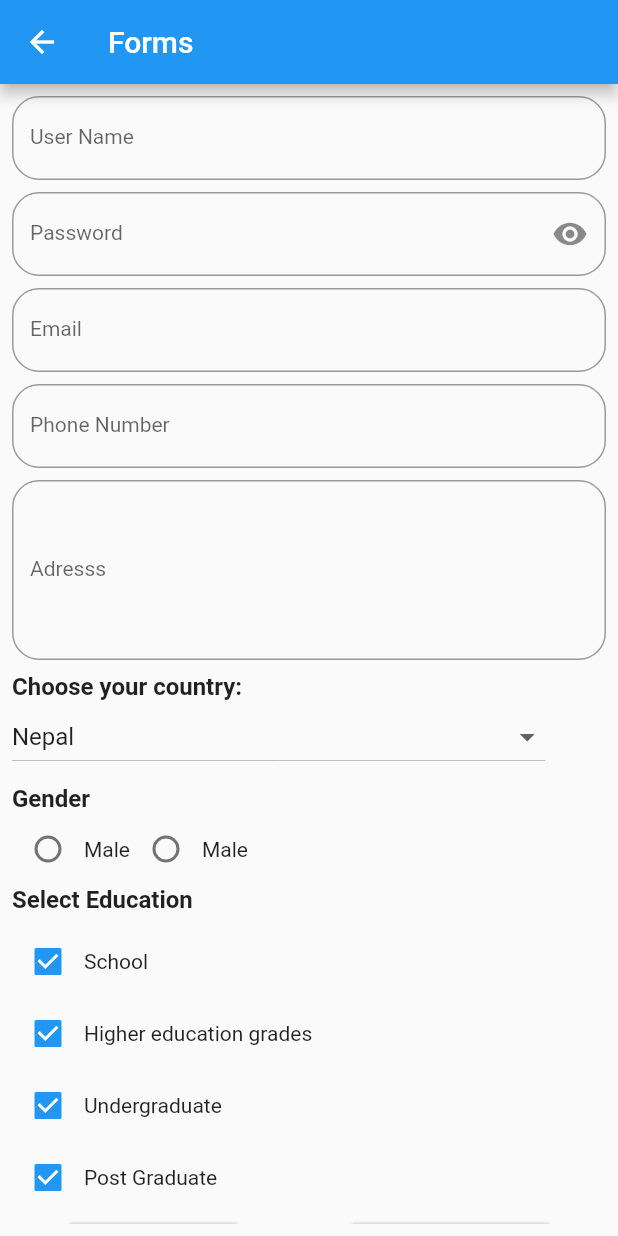
After one commit to flutterchallenge/widgetchallenge, a Flutter app: the Forms screen opened by its route, on a phone screen of 412 x 824 dp. The commit adds this screen. Run offline on Flutter 3.47's test engine with Material 2 defaults, Android fonts, the phone set to English and light mode, and no system bars.

Commit message:
forms added

```diff
--- a/lib/main.dart
+++ b/lib/main.dart
@@ -1,4 +1,5 @@
 import 'package:flutter/material.dart';
+import 'package:flutterchallenge/widgets/forms.dart';
 import 'package:flutterchallenge/widgets/spacer.dart';
 
 import 'widgets/clipper.dart';
@@ -15,8 +16,9 @@ class MyApp extends StatelessWidget {
         primarySwatch: Colors.blue,
       ),
       routes: {
-        'spacer':(context) => AlignmentWithSpacer(),
-        'clipper':(context) => MyCustomClipper(),
+        'spacer': (context) => AlignmentWithSpacer(),
+        'clipper': (context) => MyCustomClipper(),
+        'form': (context) => Forms(),
       },
       home: MyHomePage(title: 'Flutter Challenge'),
     );
@@ -25,16 +27,6 @@ class MyApp extends StatelessWidget {
 
 class MyHomePage extends StatefulWidget {
   MyHomePage({Key key, this.title}) : super(key: key);
-
-  // This widget is the home page of your application. It is stateful, meaning
-  // that it has a State object (defined below) that contains fields that affect
-  // how it looks.
-
-  // This class is the configuration for the state. It holds the values (in this
-  // case the title) provided by the parent (in this case the App widget) and
-  // used by the build method of the State. Fields in a Widget subclass are
-  // always marked "final".
-
   final String title;
 
   @override
@@ -59,6 +51,11 @@ class _MyHomePageState extends State<MyHomePage> {
               title: Text("Custom Clipper"),
               subtitle: Text("Mange the space between the widget with spacer"),
               onTap: () => Navigator.pushNamed(context, "clipper"),
+            ),
+            ListTile(
+              title: Text("Forms"),
+              subtitle: Text("Form types with different widgets and validation"),
+              onTap: () => Navigator.pushNamed(context, "form"),
             )
           ],
         ));
--- /dev/null
+++ b/lib/widgets/forms.dart
@@ -0,0 +1,213 @@
+import 'package:flutter/material.dart';
+import 'package:flutterchallenge/countrylist.dart';
+
+/**
+ * @Author: Yubaraj Poudel
+ * @Since: 2019/06/07
+ * Forms with all basic components
+ */
+
+// Color Converter
+_hexToColor(String code) =>
+    Color(int.parse(code.substring(1, 7), radix: 16) + 0xFF000000);
+
+//InputValidators
+_ifNull(val) => val == null ? "Value is null" : "Value is empty";
+
+//TextStyle
+_textStyle() => TextStyle(color: _hexToColor("#F2A03D"), fontSize: 14.0);
+
+//InputDecoration
+_inputDecoration(label) =>
+    InputDecoration(
+        labelText: label,
+        fillColor: Colors.white,
+        border: new OutlineInputBorder(
+            borderRadius: new BorderRadius.circular(18.0),
+            borderSide: new BorderSide()));
+
+//InputDecoration with suffix icon
+_inputWithSuffixDecoration(label, suffixIcon) =>
+    InputDecoration(
+        labelText: label,
+        fillColor: Colors.white,
+        suffixIcon: suffixIcon,
+        border: new OutlineInputBorder(
+            borderRadius: new BorderRadius.circular(18.0),
+            borderSide: new BorderSide()));
+
+//InputNameText field
+_inputNameField() =>
+    TextFormField(
+      decoration: _inputDecoration("User Name"),
+      validator: (val) => _ifNull(val),
+      style: _textStyle(),
+    );
+
+//InputPasswordText field
+_inputPasswordField() =>
+    TextFormField(
+      decoration:
+      _inputWithSuffixDecoration("Password", Icon(Icons.remove_red_eye)),
+      obscureText: true,
+      validator: (val) => _ifNull(val),
+      style: _textStyle(),
+    );
+
+//EmailInputField
+_emailInputField() =>
+    TextFormField(
+      decoration: _inputDecoration("Email"),
+      validator: (val) => _ifNull(val),
+      style: _textStyle(),
+      keyboardType: TextInputType.emailAddress,
+    );
+
+//Phone Number
+_phoneInputField() =>
+    TextFormField(
+      decoration: _inputDecoration("Phone Number"),
+      validator: (val) => _ifNull(val),
+      style: _textStyle(),
+      keyboardType: TextInputType.phone,
+    );
+//Address
+
+_addressInputFiled() =>
+    TextFormField(
+      decoration: _inputDecoration("Adresss"),
+      validator: (val) => _ifNull(val),
+      style: _textStyle(),
+      maxLines: 5,
+      keyboardType: TextInputType.text,
+    );
+
+//RADIO
+int _groupValue = 0;
+
+void _handleRadioValueChanged(Object value) {}
+//Radio button (Gender)
+_genderRadio() =>
+    Column(
+      crossAxisAlignment: CrossAxisAlignment.start,
+        children: <Widget>[
+      Text(
+        'Gender',
+        style: new TextStyle(fontSize: 16.0, fontWeight: FontWeight.bold),
+      ),
+      Row(children: <Widget>[
+        Radio(
+            value: "1",
+            groupValue: _groupValue,
+            onChanged: _handleRadioValueChanged),
+        Text(
+          "Male",
+          style: new TextStyle(
+            fontSize: 14.0,
+          ),
+        ),
+        Radio(
+            value: "1",
+            groupValue: _groupValue,
+            onChanged: _handleRadioValueChanged),
+        Text(
+          "Male",
+          style: new TextStyle(
+            fontSize: 14.0,
+          ),
+        ),
+
+      ],)
+
+    ]);
+
+void changedDropDownItem(value) {}
+
+//Spinner Country
+var _currentCountry = "Nepal";
+
+_countryWidget() =>
+    new Column(
+      crossAxisAlignment: CrossAxisAlignment.start,
+      children: <Widget>[
+        new Text("Choose your country: ", style: TextStyle(fontSize: 16.0, fontWeight: FontWeight.bold),),
+        new DropdownButton(
+          value: _currentCountry,
+          items: List<String>.from(countryList).map<DropdownMenuItem<String>>((String value) {
+            return DropdownMenuItem<String>(
+              value: value,
+              child: Text(value),
+            );
+          }).toList(),
+          onChanged: changedDropDownItem,
+        )
+      ],
+    );
+
+//CheckBoxes(Education)
+_checkbox(String title, bool boolValue) {
+  return Row(
+    mainAxisAlignment: MainAxisAlignment.start,
+    children: <Widget>[
+      Checkbox(
+        value: boolValue,
+        onChanged: (bool value) {},
+      ), Text(title),
+    ],
+  );
+}
+
+//Submit(Raised Button)
+_submitForm() =>
+    RaisedButton(
+      onPressed: () {},
+      child: Text("Submit Form"),
+    );
+
+//Reset(Caancel)
+_resetForm() =>
+    RaisedButton.icon(
+        onPressed: () {}, icon: Icon(Icons.close), label: Text("Reset Form"));
+
+class Forms extends StatefulWidget {
+  @override
+  _FormsState createState() => _FormsState();
+}
+
+class _FormsState extends State<Forms> {
+  @override
+  Widget build(BuildContext context) {
+    return Scaffold(
+      appBar: AppBar(title: Text("Forms")),
+      body: Container(
+          padding: EdgeInsets.all(8.0),
+          child: ListView(
+            children: <Widget>[
+              _inputNameField(),
+              SizedBox(height: 8.0,),
+              _inputPasswordField(),
+              SizedBox(height: 8.0,),
+              _emailInputField(),
+              SizedBox(height: 8.0,),
+              _phoneInputField(),
+              SizedBox(height: 8.0,),
+              _addressInputFiled(),
+              SizedBox(height: 8.0,),
+              _countryWidget(),
+              SizedBox(height: 8.0,),
+              _genderRadio(),
+              Text("Select Education", style: TextStyle(
+                  fontSize: 16.0, fontWeight: FontWeight.bold)),
+              SizedBox(height: 8.0,),
+              _checkbox("School", true),
+              _checkbox("Higher education grades", true),
+              _checkbox("Undergraduate", true),
+              _checkbox("Post Graduate", true),
+              Row(
+                  mainAxisAlignment: MainAxisAlignment.spaceAround,
+                  children: [ _submitForm(), _resetForm()])
+            ],
+          )),
+    );
+  }
+}
```
Also changed, not shown: lib/countrylist.dart (added, +241 -0 lines).
